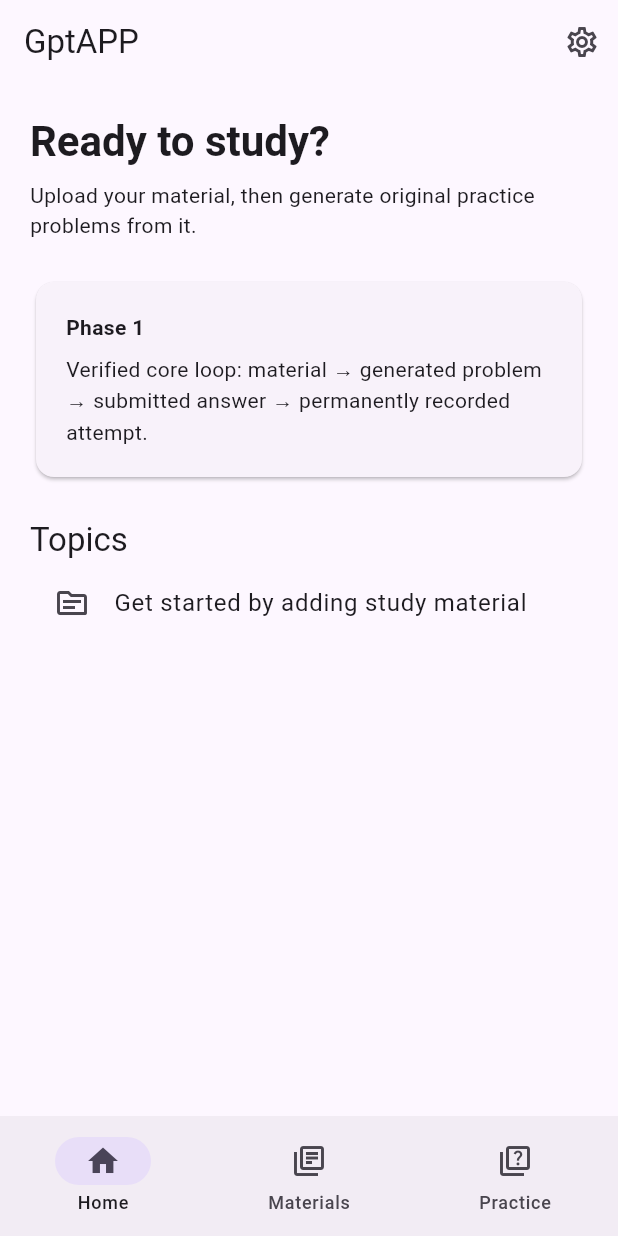
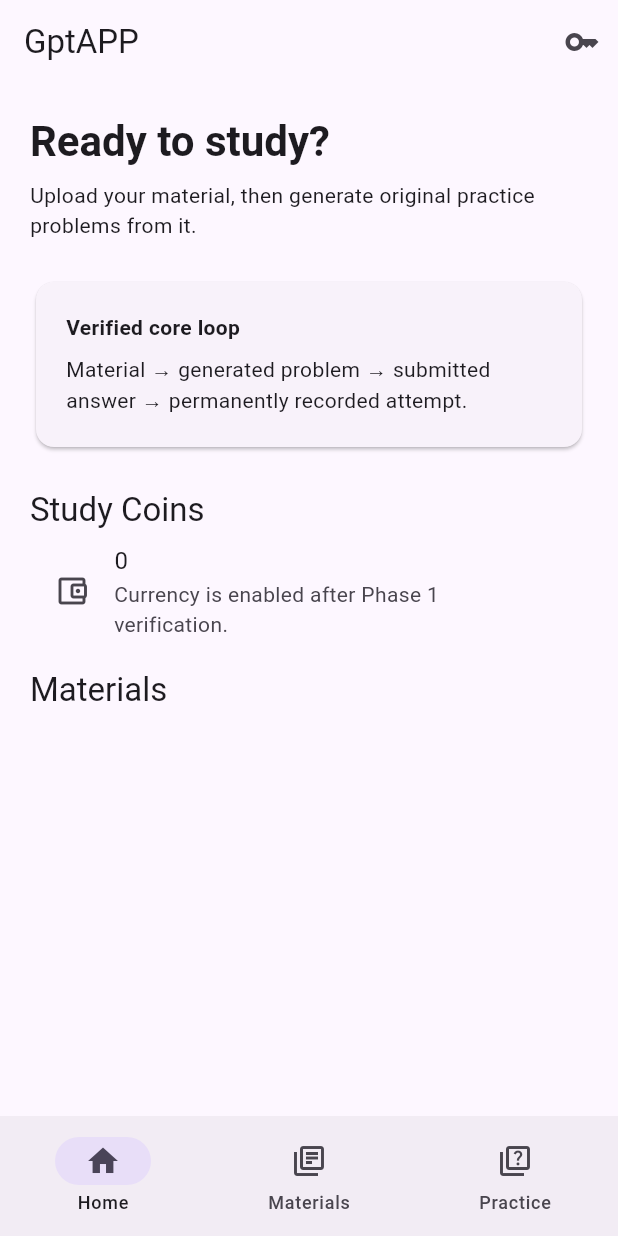
Before and after one commit to firesareba/GptAPP, a Flutter app: the screen it shows after launch, on a phone screen of 412 x 824 dp. Run offline on Flutter 3.47's test engine with Material 3 defaults, Android fonts, the light colour scheme and no system bars; our stand-ins replace flutter_secure_storage, yaml.

Commit message:
Wire startup config into Flutter UI

```diff
--- a/client/lib/main.dart
+++ b/client/lib/main.dart
@@ -1,72 +1,82 @@
 import 'package:flutter/material.dart';
+import 'config/app_config.dart';
 
-void main() => runApp(const GptApp());
+Future<void> main() async {
+  WidgetsFlutterBinding.ensureInitialized();
+  final config = await AppConfig.load();
+  runApp(GptApp(config: config));
+}
 
 class GptApp extends StatelessWidget {
-  const GptApp({super.key});
+  const GptApp({super.key, required this.config});
+  final AppConfig config;
   @override
   Widget build(BuildContext context) {
     return MaterialApp(
-      title: 'GptAPP',
+      title: config.name,
       debugShowCheckedModeBanner: false,
-      theme: ThemeData(colorSchemeSeed: const Color(0xFF6750A4), useMaterial3: true),
-      home: const HomePage(),
+      theme: ThemeData(colorSchemeSeed: _color(config.primaryColor), useMaterial3: true),
+      home: HomePage(config: config),
     );
   }
 }
 
+Color _color(String value) {
+  final hex = value.replaceFirst('#', '');
+  return Color(int.parse(hex.length == 6 ? 'FF$hex' : hex, radix: 16));
+}
+
 class HomePage extends StatefulWidget {
-  const HomePage({super.key});
+  const HomePage({super.key, required this.config});
+  final AppConfig config;
   @override State<HomePage> createState() => _HomePageState();
 }
 
 class _HomePageState extends State<HomePage> {
   int tab = 0;
-  final List<String> topics = ['Get started by adding study material'];
-
+  final List<String> materials = [];
   @override
-  Widget build(BuildContext context) {
-    return Scaffold(
-      appBar: AppBar(title: const Text('GptAPP'), actions: [IconButton(onPressed: () {}, icon: const Icon(Icons.settings_outlined))]),
-      body: IndexedStack(index: tab, children: [
-        _Dashboard(topics: topics),
-        _MaterialPage(onAdded: (name) => setState(() => topics.add(name))),
-        const _PracticePage(),
-      ]),
+  Widget build(BuildContext context) => Scaffold(
+    appBar: AppBar(title: Text(widget.config.name), actions: [IconButton(onPressed: () => _showKey(context), icon: const Icon(Icons.key_outlined))]),
+    body: IndexedStack(index: tab, children: [_Dashboard(materials: materials, currency: widget.config.currencyName), _MaterialPage(onAdded: (name) => setState(() => materials.add(name))), const _PracticePage()]),
     bottomNavigationBar: NavigationBar(selectedIndex: tab, onDestinationSelected: (v) => setState(() => tab = v), destinations: const [
       NavigationDestination(icon: Icon(Icons.home_outlined), selectedIcon: Icon(Icons.home), label: 'Home'),
       NavigationDestination(icon: Icon(Icons.library_books_outlined), selectedIcon: Icon(Icons.library_books), label: 'Materials'),
       NavigationDestination(icon: Icon(Icons.quiz_outlined), selectedIcon: Icon(Icons.quiz), label: 'Practice'),
     ]),
   );
+
+  void _showKey(BuildContext context) => showDialog(context: context, builder: (_) => const _KeyDialog());
 }
+
+class _KeyDialog extends StatefulWidget { const _KeyDialog(); @override State<_KeyDialog> createState() => _KeyDialogState(); }
+class _KeyDialogState extends State<_KeyDialog> {
+  final controller = TextEditingController();
+  @override Widget build(BuildContext context) => AlertDialog(title: const Text('LLM API key'), content: TextField(controller: controller, obscureText: true, decoration: const InputDecoration(hintText: 'Stored only in platform secure storage')), actions: [TextButton(onPressed: () => Navigator.pop(context), child: const Text('Cancel')), FilledButton(onPressed: () => Navigator.pop(context), child: const Text('Save'))]);
 }
 
 class _Dashboard extends StatelessWidget {
-  const _Dashboard({required this.topics});
-  final List<String> topics;
+  const _Dashboard({required this.materials, required this.currency});
+  final List<String> materials; final String currency;
   @override Widget build(BuildContext context) => ListView(padding: const EdgeInsets.all(20), children: [
     Text('Ready to study?', style: Theme.of(context).textTheme.headlineMedium?.copyWith(fontWeight: FontWeight.bold)),
     const SizedBox(height: 8), const Text('Upload your material, then generate original practice problems from it.'),
-    const SizedBox(height: 24), Card(child: Padding(padding: const EdgeInsets.all(20), child: Column(crossAxisAlignment: CrossAxisAlignment.start, children: const [Text('Phase 1', style: TextStyle(fontWeight: FontWeight.bold)), SizedBox(height: 8), Text('Verified core loop: material → generated problem → submitted answer → permanently recorded attempt.')]))),
-    const SizedBox(height: 24), Text('Topics', style: Theme.of(context).textTheme.titleLarge),
-    ...topics.map((t) => ListTile(leading: const Icon(Icons.topic_outlined), title: Text(t))),
+    const SizedBox(height: 24), Card(child: Padding(padding: const EdgeInsets.all(20), child: Column(crossAxisAlignment: CrossAxisAlignment.start, children: const [Text('Verified core loop', style: TextStyle(fontWeight: FontWeight.bold)), SizedBox(height: 8), Text('Material → generated problem → submitted answer → permanently recorded attempt.')]))),
+    const SizedBox(height: 24), Text(currency, style: Theme.of(context).textTheme.titleLarge),
+    const ListTile(leading: Icon(Icons.account_balance_wallet_outlined), title: Text('0'), subtitle: Text('Currency is enabled after Phase 1 verification.')),
+    const SizedBox(height: 12), Text('Materials', style: Theme.of(context).textTheme.titleLarge),
+    ...materials.map((m) => ListTile(leading: const Icon(Icons.description_outlined), title: Text(m))),
   ]);
 }
 
 class _MaterialPage extends StatelessWidget {
-  const _MaterialPage({required this.onAdded});
-  final void Function(String) onAdded;
+  const _MaterialPage({required this.onAdded}); final void Function(String) onAdded;
   @override Widget build(BuildContext context) => Center(child: Padding(padding: const EdgeInsets.all(24), child: Column(mainAxisAlignment: MainAxisAlignment.center, children: [
     const Icon(Icons.upload_file_outlined, size: 64), const SizedBox(height: 16),
     Text('Add study material', style: Theme.of(context).textTheme.headlineSmall), const SizedBox(height: 8),
     const Text('PDFs must contain an extractable text layer. OCR and image input are not supported.', textAlign: TextAlign.center), const SizedBox(height: 24),
     FilledButton.icon(onPressed: () => _paste(context), icon: const Icon(Icons.text_fields), label: const Text('Paste text')),
-  ])));
+  ]));
   void _paste(BuildContext context) { final c = TextEditingController(); showDialog(context: context, builder: (_) => AlertDialog(title: const Text('Paste study text'), content: TextField(controller: c, minLines: 5, maxLines: 10, decoration: const InputDecoration(hintText: 'Paste your material here')), actions: [TextButton(onPressed: () => Navigator.pop(context), child: const Text('Cancel')), FilledButton(onPressed: () { if (c.text.trim().isNotEmpty) onAdded('New material'); Navigator.pop(context); }, child: const Text('Add'))])); }
 }
-
-class _PracticePage extends StatelessWidget {
-  const _PracticePage();
-  @override Widget build(BuildContext context) => const Center(child: Text('Generate a problem after adding material.'));
-}
+class _PracticePage extends StatelessWidget { const _PracticePage(); @override Widget build(BuildContext context) => const Center(child: Text('Generate a problem after adding material.')); }
```
Lines whose indentation alone changed are shown as unchanged.
